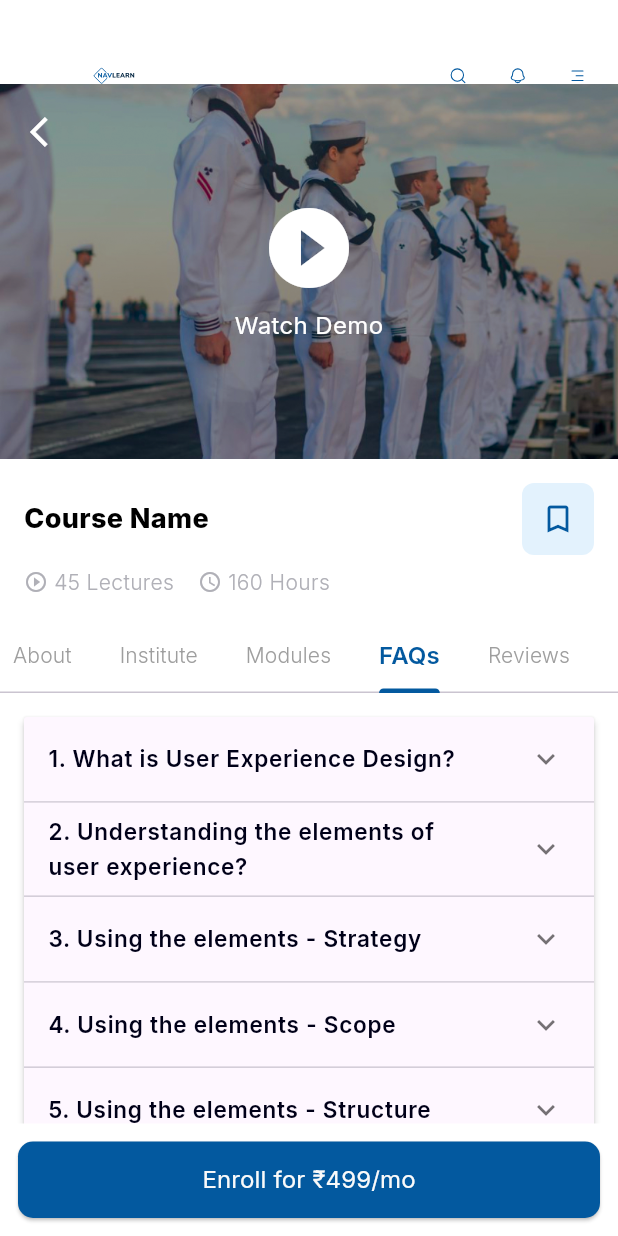
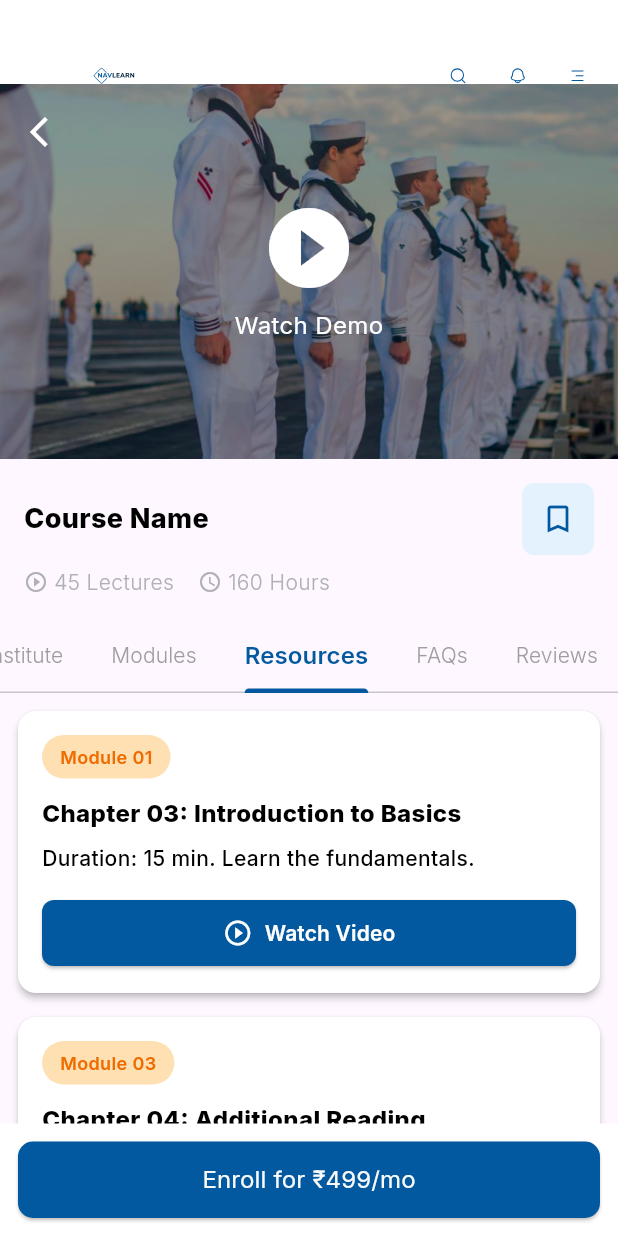
Before and after one commit to RuchitaOrt/learning_management, a Flutter app: the CourseDetailPage screen opened by its route, tab 4 chosen, on a phone screen of 412 x 824 dp. Run offline on Flutter 3.47's test engine with Material 3 defaults, Android fonts, the phone set to English and light mode, and no system bars; our stand-ins replace file_picker, fl_chart, flutter_svg, fluttertoast, geocoding, google_fonts and 3 more; project files that could hold a hidden picture were left out.

Commit message:
19th June Vedant 2nd commit

```diff
--- a/lib/screens/CourseDetailPage.dart
+++ b/lib/screens/CourseDetailPage.dart
@@ -24,7 +24,7 @@ class _CourseDetailPageState extends State<CourseDetailPage>
 
   @override
   void initState() {
-    _tabController = TabController(length: 5, vsync: this);
+    _tabController = TabController(length: 6, vsync: this);
     super.initState();
   }
 
@@ -230,7 +230,7 @@ class _CourseDetailPageState extends State<CourseDetailPage>
         ),
       ),
       endDrawer: CustomDrawer(),
-      backgroundColor: LearningColors.white,
+      // backgroundColor: LearningColors.white,
       bottomNavigationBar: SafeArea(
         child: Container(
           padding: EdgeInsets.all(12),
@@ -368,7 +368,7 @@ class _CourseDetailPageState extends State<CourseDetailPage>
               Tab(text: "About"),
               Tab(text: "Institute"),
               Tab(text: "Modules"),
-              // Tab(text: "Resources"),
+              Tab(text: "Resources"),
               Tab(text: "FAQs"),
               Tab(text: "Reviews"),
             ],
@@ -383,7 +383,7 @@ class _CourseDetailPageState extends State<CourseDetailPage>
                 _buildAboutTab(),
                 _buildInstituteTab(),
                 _buildModulesTab(),
-                // _buildModulesTab(),
+                _buildResourcesTab(),
                 _buildFAQsTab(),
                 _buildReviewsTab()
               ],
@@ -827,13 +827,8 @@ class _CourseDetailPageState extends State<CourseDetailPage>
       itemBuilder: (context, index) {
         final institute = institutes[index];
         return Card(
-<<<<<<< HEAD
-          shape:
-              RoundedRectangleBorder(borderRadius: BorderRadius.circular(12)),
-=======
           color: LearningColors.white,
           shape: RoundedRectangleBorder(borderRadius: BorderRadius.circular(12)),
->>>>>>> 9be207df9109c68a79807449d7826715d804191b
           margin: const EdgeInsets.only(bottom: 16),
           child: Padding(
             padding: const EdgeInsets.all(12),
@@ -988,6 +983,166 @@ class _CourseDetailPageState extends State<CourseDetailPage>
       ),
     );
   }
+
+  Widget _buildResourcesTab() {
+  final resources = [
+    {
+      'module': 'Module 01',
+      'title': 'Chapter 03: Introduction to Basics',
+      'description': 'Duration: 15 min. Learn the fundamentals.',
+      'type': 'video',
+      'action': 'Watch Video'
+    },
+    {
+      'module': 'Module 03',
+      'title': 'Chapter 04: Additional Reading',
+      'description': 'External link for detailed study.',
+      'type': 'link',
+      'action': 'Open Link'
+    },
+    {
+      'module': 'Module 05',
+      'title': 'Chapter 06: Study Guide',
+      'description': 'Comprehensive guide for beginners.',
+      'type': 'pdf',
+      'action': 'Download PDF'
+    },
+    {
+      'module': 'Module 08',
+      'title': 'Chapter 05: Feedback Survey Form',
+      'description': 'Give us your valuable feedback for betterment.',
+      'type': 'zip',
+      'action': 'Download ZIP'
+    },
+  ];
+
+  return ListView.builder(
+    padding: const EdgeInsets.fromLTRB(8,8,8,0),
+    itemCount: resources.length,
+    itemBuilder: (context, index) {
+      final resource = resources[index];
+      return Container(
+        width: double.infinity,
+        margin: const EdgeInsets.only(bottom: 8),
+        child: Card(
+          color: LearningColors.white,
+          shape: RoundedRectangleBorder(
+            borderRadius: BorderRadius.circular(12),
+          ),
+          elevation: 2,
+          child: Padding(
+            padding: const EdgeInsets.all(16),
+            child: Column(
+              crossAxisAlignment: CrossAxisAlignment.start,
+              children: [
+                Container(
+                  padding: const EdgeInsets.symmetric(horizontal: 12, vertical: 6),
+                  decoration: BoxDecoration(
+                    color: Colors.orange.shade100,
+                    borderRadius: BorderRadius.circular(20),
+                  ),
+                  child: Text(
+                    resource['module']!,
+                    style: TextStyle(
+                      color: Colors.orange.shade800,
+                      fontSize: 12,
+                      fontWeight: FontWeight.w600,
+                    ),
+                  ),
+                ),
+                const SizedBox(height: 12),
+
+                Text(
+                  resource['title']!,
+                  style: LMSStyles.tsblackTileBold.copyWith(fontSize: 16),
+                ),
+                const SizedBox(height: 8),
+
+                Text(
+                  resource['description']!,
+                  style: LMSStyles.tsWhiteNeutral300W500,
+                ),
+                const SizedBox(height: 16),
+
+                SizedBox(
+                  width: double.infinity,
+                  child: ElevatedButton(
+                    onPressed: () {
+                      _handleResourceAction(resource['type']!, resource);
+                    },
+                    style: ElevatedButton.styleFrom(
+                      backgroundColor: LearningColors.darkBlue,
+                      shape: RoundedRectangleBorder(
+                        borderRadius: BorderRadius.circular(8),
+                      ),
+                      padding: const EdgeInsets.symmetric(vertical: 12),
+                    ),
+                    child: Row(
+                      mainAxisAlignment: MainAxisAlignment.center,
+                      children: [
+                        Icon(
+                          _getResourceIcon(resource['type']!),
+                          color: Colors.white,
+                          size: 20,
+                        ),
+                        const SizedBox(width: 8),
+                        Text(
+                          resource['action']!,
+                          style: const TextStyle(
+                            color: Colors.white,
+                            fontSize: 14,
+                            fontWeight: FontWeight.w600,
+                          ),
+                        ),
+                      ],
+                    ),
+                  ),
+                ),
+              ],
+            ),
+          ),
+        ),
+      );
+    },
+  );
+}
+
+IconData _getResourceIcon(String type) {
+  switch (type) {
+    case 'video':
+      return Icons.play_circle_outline;
+    case 'link':
+      return Icons.open_in_new;
+    case 'pdf':
+      return Icons.picture_as_pdf;
+    case 'zip':
+      return Icons.archive;
+    default:
+      return Icons.description;
+  }
+}
+
+void _handleResourceAction(String type, Map<String, String> resource) {
+  switch (type) {
+    case 'video':
+      // Navigate to video screen
+      print('Playing video: ${resource['title']}');
+      break;
+    case 'link':
+      // Open external link
+      print('Opening link: ${resource['title']}');
+      break;
+    case 'pdf':
+      // Download PDF
+      print('Downloading PDF: ${resource['title']}');
+      break;
+    case 'zip':
+      // Download ZIP
+      print('Downloading ZIP: ${resource['title']}');
+      break;
+  }
+}
+
 
   Widget _buildFAQsTab() {
     final faqs = [
--- a/lib/screens/signIn_screen.dart
+++ b/lib/screens/signIn_screen.dart
@@ -36,10 +36,10 @@ class SignInScreen extends StatelessWidget {
   }) {
     return Container(
       width: SizeConfig.blockSizeHorizontal * 100,
-      height: SizeConfig.blockSizeVertical * 62.5,
+      // height: SizeConfig.blockSizeVertical * 62.5,
       decoration: AppDecorations.gradientBackground,
       child: Padding(
-        padding: const EdgeInsets.only(left: 8, right: 8, top: 8, bottom: 0),
+        padding: const EdgeInsets.only(left: 8, right: 8, top: 8, bottom: 72),
         child: Column(
           mainAxisAlignment: MainAxisAlignment.start,
           crossAxisAlignment: CrossAxisAlignment.start,
@@ -52,6 +52,7 @@ class SignInScreen extends StatelessWidget {
                   shrinkWrap: true,
                   physics: ScrollPhysics(),*/
                 Column(
+                  mainAxisSize: MainAxisSize.min,
                   crossAxisAlignment: CrossAxisAlignment.start,
                   children: [
                     SizedBox(height: SizeConfig.blockSizeHorizontal * 1),
@@ -558,9 +559,12 @@ class SignInScreen extends StatelessWidget {
     return Scaffold(
       body: ChangeNotifierProvider(
         create: (_) => SignInProvider(),
-        child: ListView(
-          shrinkWrap: true,
+        child: SafeArea(
+          child: SingleChildScrollView(
+            // shrinkWrap: true,
             physics: ClampingScrollPhysics(),
+            child:
+              Column(
                 children: [
                   Image.asset(
                     LMSImagePath.coverbg,
@@ -580,6 +584,9 @@ class SignInScreen extends StatelessWidget {
                   ),
                 ],
               ),
+
+          ),
+        ),
       ),
     );
   }
```
Also changed, not shown: 1 other file. Lines whose indentation alone changed are shown as unchanged.
